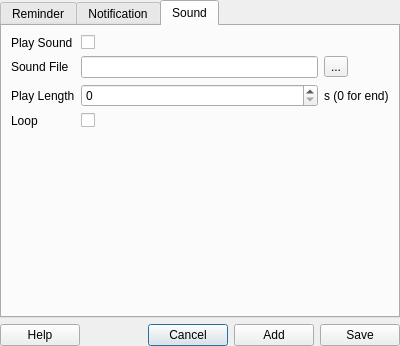
Above: data/ui/ReminderDialog.ui from eu21/remindor-qt before the change. Below: the same form after it.
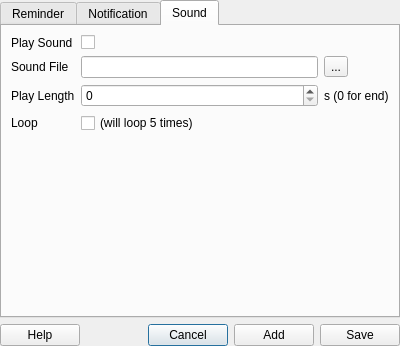
That is the form after the change. The open tabs and pages were chosen to show the change. Icons and pictures are not drawn.

Commit message: Added "will loop x times" to add dialog.

Patch:
```diff
--- a/data/ui/ReminderDialog.ui
+++ b/data/ui/ReminderDialog.ui
@@ -332,7 +332,7 @@
        <item row="3" column="1">
         <widget class="QCheckBox" name="loop_check">
          <property name="text">
-          <string/>
+          <string>(will loop 5 times)</string>
          </property>
         </widget>
        </item>
```
The commit also changes 1 other file.
